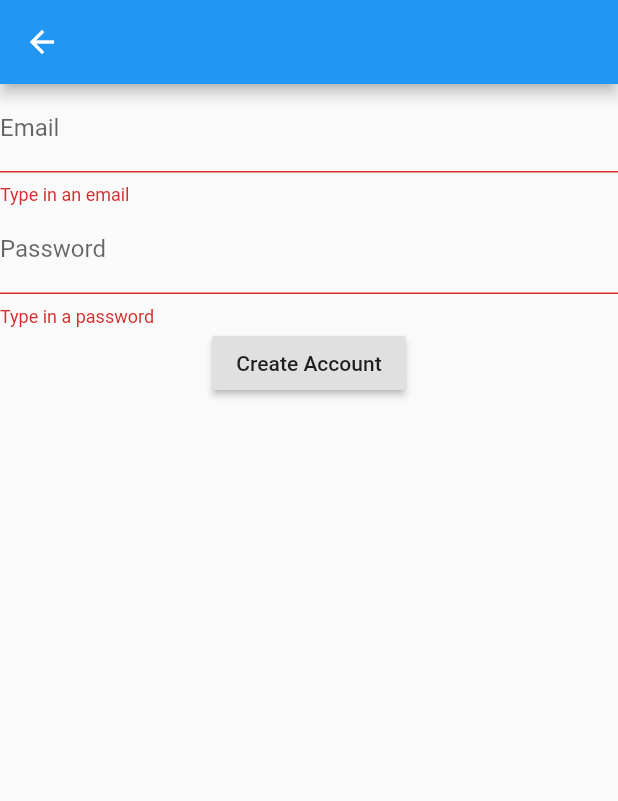
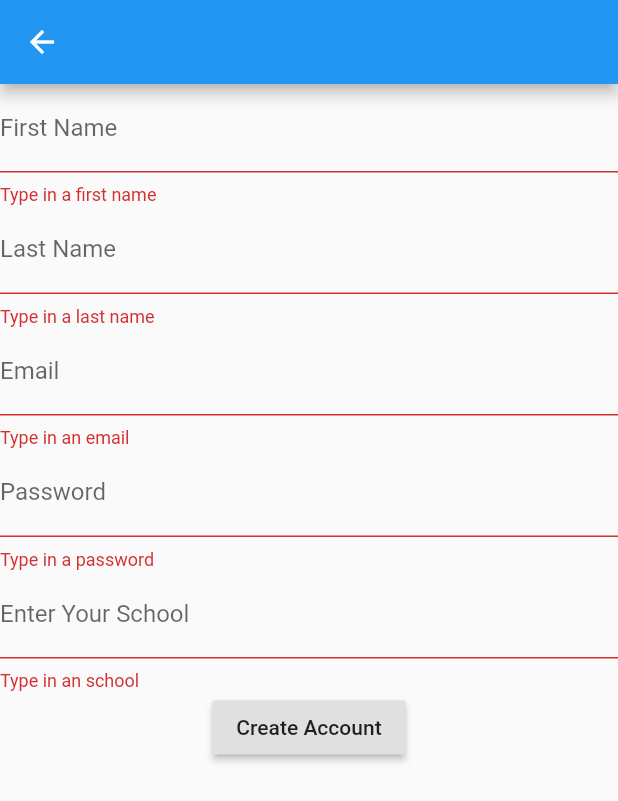
Before and after one commit to acm-projects/Commune, a Flutter app: the signUpPage screen opened directly, after a tap on "Create Account", on a phone screen of 412 x 824 dp. Shown: the top 801 px of the screen. Run offline on Flutter 3.47's test engine with Material 2 defaults, Android fonts, the phone set to English and light mode, and no system bars; our stand-ins replace cloud_firestore, firebase_auth; accounts and stored records are empty.

Commit message:
Added User Inforamtion input fields

```diff
--- a/commune_spring_2020/lib/Pages/signIn.dart
+++ b/commune_spring_2020/lib/Pages/signIn.dart
@@ -80,7 +80,6 @@ class _signInPageState extends State<signInPage> {
          print(e.message);
       }
 
-      //_showDialogForPasswordReset();
 
     }
 
--- a/commune_spring_2020/lib/Pages/signUp.dart
+++ b/commune_spring_2020/lib/Pages/signUp.dart
@@ -1,6 +1,8 @@
+
 import 'package:commune_spring_2020/Pages/signIn.dart';
 import 'package:firebase_auth/firebase_auth.dart';
 import 'package:flutter/material.dart';
+import 'package:cloud_firestore/cloud_firestore.dart';
 
 class signUpPage extends StatefulWidget {
   @override
@@ -8,7 +10,12 @@ class signUpPage extends StatefulWidget {
 }
 
 class _signUpPageState extends State<signUpPage> {
-  String _email, _password;
+  String _email, _password, _schoolName, _userFirstName, _userLastName;
+  int age;
+
+  Firestore db = Firestore.instance;
+
+
   final GlobalKey<FormState> _formKey = GlobalKey<FormState>();
 
   @override
@@ -19,6 +26,28 @@ class _signUpPageState extends State<signUpPage> {
         key: _formKey,
         child: Column(
           children: <Widget>[
+            TextFormField(
+                validator: (input){
+                  if(input.isEmpty){
+                    return 'Type in a first name';
+                  }
+                },
+                onSaved: (input) => _userFirstName= input,
+                decoration: InputDecoration(
+                  labelText: 'First Name'
+                ),
+              ),
+              TextFormField(
+                validator: (input){
+                  if(input.isEmpty){
+                    return 'Type in a last name';
+                  }
+                },
+                onSaved: (input) => _userLastName = input,
+                decoration: InputDecoration(
+                  labelText: 'Last Name'
+                ),
+              ),
               TextFormField(
                 validator: (input){
                   if(input.isEmpty){
@@ -48,6 +77,16 @@ class _signUpPageState extends State<signUpPage> {
                 ),
                 obscureText: true,
               ),
+              TextFormField(
+                decoration: new InputDecoration(labelText: "Enter Your School"),
+                keyboardType: TextInputType.number,
+                validator: (input){
+                  if(input.isEmpty){
+                    return 'Type in an school';
+                  }
+                },
+                onSaved: (input) => _schoolName = input,
+              ),
               RaisedButton(
                 onPressed: signUp,
                 child: Text('Create Account'),
@@ -65,6 +104,7 @@ class _signUpPageState extends State<signUpPage> {
       _formKey.currentState.save();
       try{
         AuthResult user = (await FirebaseAuth.instance.createUserWithEmailAndPassword(email: _email, password: _password));
+
         user.user.sendEmailVerification();
         Navigator.pushReplacement(context, MaterialPageRoute(builder: (context)=> signInPage()));
       }catch(e){
--- a/commune_spring_2020/pubspec.yaml
+++ b/commune_spring_2020/pubspec.yaml
@@ -24,6 +24,7 @@ dependencies:
   # Use with the CupertinoIcons class for iOS style icons.
   cupertino_icons: ^0.1.2
   firebase_auth: ^0.15.4
+  cloud_firestore: ^0.13.4
 
 
 dev_dependencies:
```
Also changed, not shown: commune_spring_2020/pubspec.lock.
